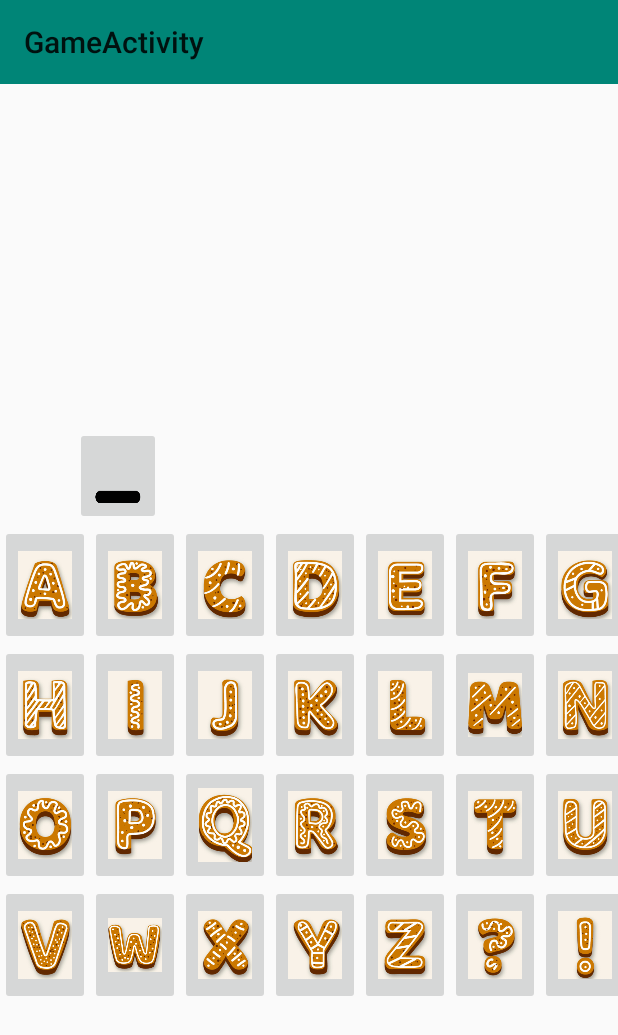
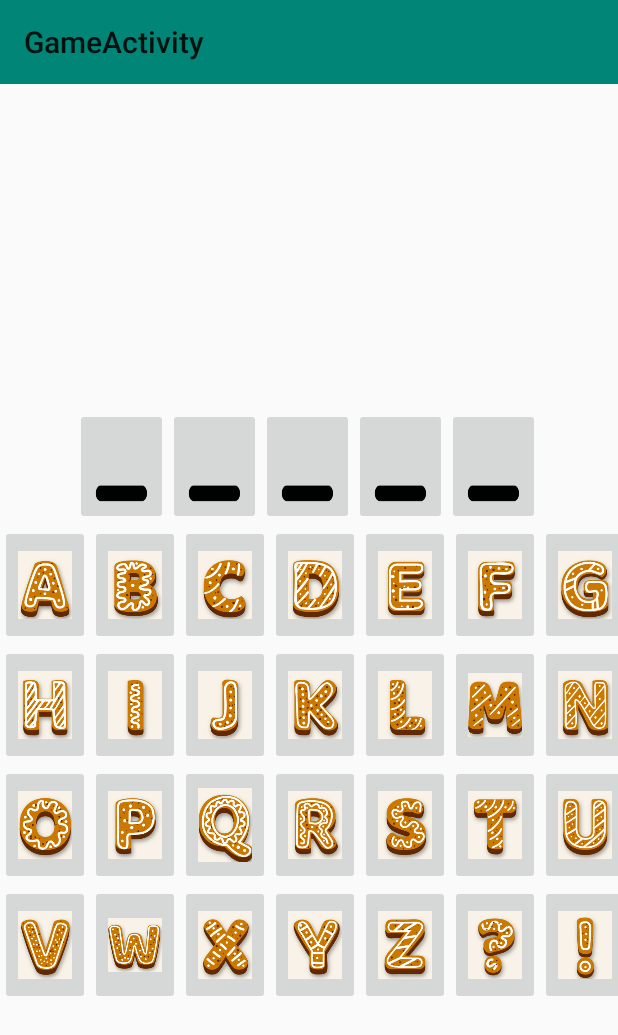
Before and after one commit to iso30/TwitterHangman, an Android app: the GameActivity screen opened directly, with no data from a screen before it, on a phone screen of 412 x 824 dp. Shown: the top 1035 px of the screen. Run offline under Robolectric (Android 15) with nearby library versions, the phone set to English and light mode, and no system bars.

Commit message:
underscores fields dynamically created

```diff
--- a/app/src/main/java/com/example/twitterhangman/GameActivity.java
+++ b/app/src/main/java/com/example/twitterhangman/GameActivity.java
@@ -1,18 +1,26 @@
 package com.example.twitterhangman;
 
+import android.content.Context;
 import android.os.Bundle;
-
-import com.google.android.material.floatingactionbutton.FloatingActionButton;
-import com.google.android.material.snackbar.Snackbar;
+import android.util.DisplayMetrics;
+import android.util.Log;
+import android.view.Display;
+import android.view.LayoutInflater;
+import android.view.View;
+import android.widget.ImageView;
 
 import androidx.appcompat.app.AppCompatActivity;
 import androidx.appcompat.widget.Toolbar;
+import androidx.constraintlayout.widget.ConstraintLayout;
+import androidx.constraintlayout.widget.ConstraintSet;
 
-import android.view.View;
-
-import android.util.Log;
+import java.lang.reflect.Array;
 
 public class GameActivity extends AppCompatActivity {
+
+    private ConstraintSet gameConstraintSet;
+    private ImageView[] aUnderscoreView;            ///< Hold the dynamically created underscore views
+    private ConstraintLayout gameConstraintLayout;
 
     @Override
     protected void onCreate(Bundle savedInstanceState) {
@@ -23,6 +31,52 @@ public class GameActivity extends AppCompatActivity {
         Toolbar toolbar = findViewById(R.id.toolbar);
         setSupportActionBar(toolbar);
 
+        // TODO - hardcoded need to pass in depending on word length
+        int NUM_UNDERSCORES = 5;
+        gameConstraintSet = new ConstraintSet();
+        gameConstraintLayout = (ConstraintLayout) findViewById(R.id.include_activity_game);
+
+        // Get actual width at runtime and subtract boundries
+        Display display = getWindowManager().getDefaultDisplay();
+        DisplayMetrics outMetrics = new DisplayMetrics ();
+        display.getMetrics(outMetrics);
+        int gameWindowWidth = outMetrics.widthPixels - (getResources().getDimensionPixelSize(R.dimen.game_side_border) * 2);
+
+        // Duplicate underscore views and index them
+        aUnderscoreView = new ImageView[NUM_UNDERSCORES];
+        LayoutInflater inflater = (LayoutInflater)this.getSystemService(Context.LAYOUT_INFLATER_SERVICE);
+        for (int underscoreInd = 0; underscoreInd < NUM_UNDERSCORES; ++underscoreInd)
+        {
+            aUnderscoreView[underscoreInd] = (ImageView) inflater.inflate(R.layout.duplicatable, null);
+            setUnderscoreParams(underscoreInd,gameWindowWidth / NUM_UNDERSCORES, gameWindowWidth / (NUM_UNDERSCORES - 1));
+            gameConstraintLayout.addView(aUnderscoreView[underscoreInd]);
+        }
+
+        // Set underscore view relative layout
+        gameConstraintSet.clone(gameConstraintLayout);
+        for (int underscoreInd = 0; underscoreInd < NUM_UNDERSCORES; ++underscoreInd)
+        {
+            gameConstraintSet.connect(aUnderscoreView[underscoreInd].getId(), ConstraintSet.BOTTOM, R.id.TableTopGuideline, ConstraintSet.TOP);
+            if (underscoreInd == 0)
+                gameConstraintSet.connect(aUnderscoreView[underscoreInd].getId(), ConstraintSet.LEFT, R.id.LeftGuideline, ConstraintSet.RIGHT);
+            else
+                gameConstraintSet.connect(aUnderscoreView[underscoreInd].getId(), ConstraintSet.LEFT, aUnderscoreView[underscoreInd - 1].getId(), ConstraintSet.RIGHT);
+        }
+        gameConstraintSet.applyTo(gameConstraintLayout);
+
+    }
+
+    private void setUnderscoreParams(int underscoreInd, int width, int height)
+    {
+        aUnderscoreView[underscoreInd].setId(View.generateViewId());
+        aUnderscoreView[underscoreInd].setLayoutParams(new ConstraintLayout.LayoutParams(width, height));
+        aUnderscoreView[underscoreInd].setAdjustViewBounds(true);
+        aUnderscoreView[underscoreInd].setScaleType(ImageView.ScaleType.FIT_XY);
+    }
+    protected void onStart()
+    {
+        super.onStart();
+
     }
 
 }
--- a/app/src/main/res/layout/activity_game.xml
+++ b/app/src/main/res/layout/activity_game.xml
@@ -14,7 +14,7 @@
     </com.google.android.material.appbar.AppBarLayout>
 
     <include
-        android:id="@+id/include"
+        android:id="@+id/include_activity_game"
         layout="@layout/content_game" />
 
     <androidx.appcompat.widget.Toolbar
--- a/app/src/main/res/layout/content_game.xml
+++ b/app/src/main/res/layout/content_game.xml
@@ -2,6 +2,7 @@
 <androidx.constraintlayout.widget.ConstraintLayout xmlns:android="http://schemas.android.com/apk/res/android"
     xmlns:app="http://schemas.android.com/apk/res-auto"
     xmlns:tools="http://schemas.android.com/tools"
+    android:id="@+id/content_game"
     android:layout_width="match_parent"
     android:layout_height="match_parent"
     app:layout_behavior="@string/appbar_scrolling_view_behavior"
@@ -20,14 +21,16 @@
         android:layout_width="wrap_content"
         android:layout_height="wrap_content"
         android:orientation="horizontal"
-        app:layout_constraintGuide_begin="50dp" />
+        android:visibility="visible"
+        app:layout_constraintGuide_begin="@dimen/game_side_border"
+        tools:visibility="visible" />
 
     <androidx.constraintlayout.widget.Guideline
         android:id="@+id/LeftGuideline"
         android:layout_width="wrap_content"
         android:layout_height="wrap_content"
         android:orientation="vertical"
-        app:layout_constraintGuide_begin="50dp"
+        app:layout_constraintGuide_begin="@dimen/game_side_border"
         app:layout_constraintStart_toStartOf="parent" />
 
     <androidx.constraintlayout.widget.Guideline
@@ -36,18 +39,6 @@
         android:layout_height="wrap_content"
         android:orientation="horizontal"
         app:layout_constraintGuide_begin="350dp" />
-
-    <ImageButton
-        android:id="@+id/imageButton"
-        android:layout_width="57dp"
-        android:layout_height="65dp"
-        android:layout_weight="1"
-        android:adjustViewBounds="true"
-        android:contentDescription="underScore field"
-        android:scaleType="fitXY"
-        app:layout_constraintBottom_toTopOf="@id/AlphaTable"
-        app:layout_constraintStart_toStartOf="@id/LeftGuideline"
-        app:srcCompat="@drawable/underscore" />
 
     <TableLayout
         android:id="@+id/AlphaTable"
--- /dev/null
+++ b/app/src/main/res/layout/duplicatable.xml
@@ -0,0 +1,10 @@
+<?xml version="1.0" encoding="utf-8"?>
+<ImageButton xmlns:android="http://schemas.android.com/apk/res/android" xmlns:app="http://schemas.android.com/apk/res-auto"
+    android:id="@+id/imageButtonClone"
+    android:layout_width="57dp"
+    android:layout_height="65dp"
+    android:layout_weight="1"
+    android:adjustViewBounds="true"
+    android:contentDescription="underScore field"
+    android:scaleType="fitXY"
+    app:srcCompat="@drawable/underscore" />
--- a/app/src/main/res/values/dimens.xml
+++ b/app/src/main/res/values/dimens.xml
@@ -4,4 +4,5 @@
     <dimen name="letter_scale_y">1</dimen>
     <dimen name="letter_width">60dp</dimen>
     <dimen name="letter_height">80dp</dimen>
+    <dimen name="game_side_border">50dp</dimen>
 </resources>
```
